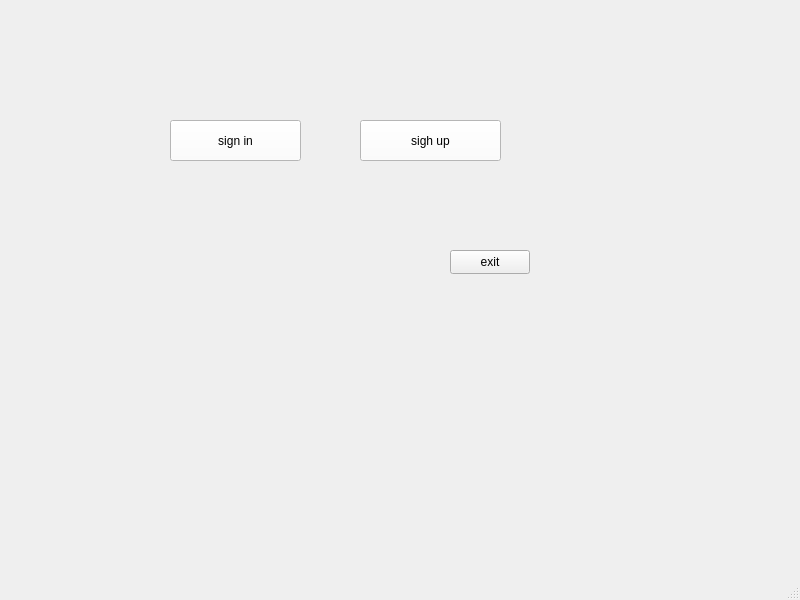
Above: iut/mainwindow.ui from Ps3383/iut_wallet before the change. Below: the same form after it.
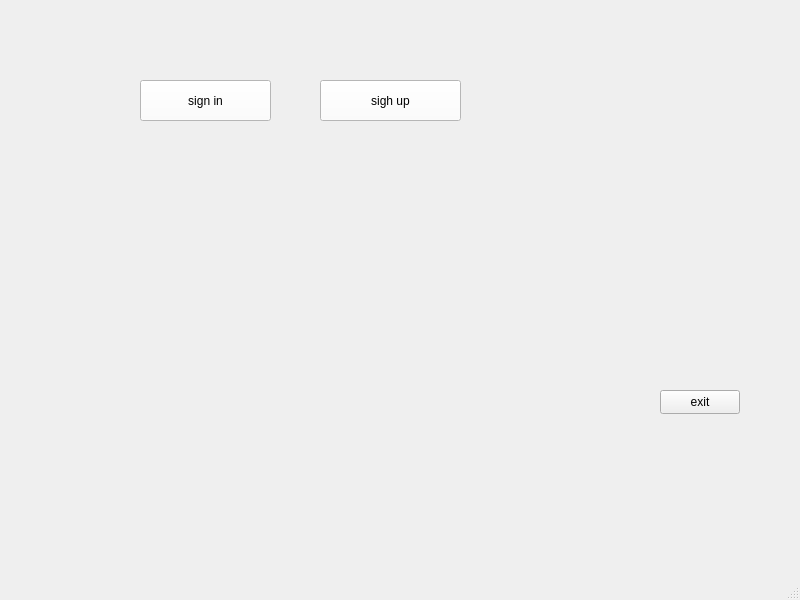
That is the form after the change. Icons and pictures are not drawn.

```diff
--- a/iut/mainwindow.ui
+++ b/iut/mainwindow.ui
@@ -20,8 +20,8 @@
    <widget class="QPushButton" name="pushButton">
     <property name="geometry">
      <rect>
-      <x>170</x>
-      <y>120</y>
+      <x>140</x>
+      <y>80</y>
       <width>131</width>
       <height>41</height>
      </rect>
@@ -37,8 +37,8 @@
    <widget class="QPushButton" name="pushButton_2">
     <property name="geometry">
      <rect>
-      <x>360</x>
-      <y>120</y>
+      <x>320</x>
+      <y>80</y>
       <width>141</width>
       <height>41</height>
      </rect>
@@ -54,8 +54,8 @@
    <widget class="QPushButton" name="pushButton_3">
     <property name="geometry">
      <rect>
-      <x>450</x>
-      <y>250</y>
+      <x>660</x>
+      <y>390</y>
       <width>80</width>
       <height>24</height>
      </rect>
@@ -64,6 +64,38 @@
      <string>exit</string>
     </property>
    </widget>
+   <widget class="QLabel" name="label">
+    <property name="geometry">
+     <rect>
+      <x>80</x>
+      <y>160</y>
+      <width>221</width>
+      <height>191</height>
+     </rect>
+    </property>
+    <property name="styleSheet">
+     <string notr="true">image: url(:/new/prefix1/lllll.jpg);</string>
+    </property>
+    <property name="text">
+     <string/>
+    </property>
+   </widget>
+   <widget class="QLabel" name="label_2">
+    <property name="geometry">
+     <rect>
+      <x>340</x>
+      <y>100</y>
+      <width>261</width>
+      <height>301</height>
+     </rect>
+    </property>
+    <property name="styleSheet">
+     <string notr="true">image: url(:/new/prefix1/BTC.jfif);</string>
+    </property>
+    <property name="text">
+     <string/>
+    </property>
+   </widget>
   </widget>
   <widget class="QMenuBar" name="menubar">
    <property name="geometry">
```
